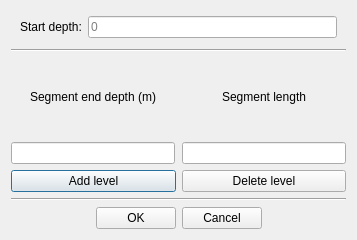
Old version of the form resources/qtdesigner_ui/bottom_profile_complex.ui in the repository MZolot/ITMS.
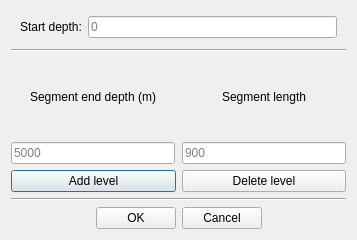
New version of the form.

Commit message: Successfully implemented complex (tilted) profile generation and koryto profile selection

The edit to the form file:
```diff
--- a/resources/qtdesigner_ui/bottom_profile_complex.ui
+++ b/resources/qtdesigner_ui/bottom_profile_complex.ui
@@ -89,7 +89,7 @@
        </size>
       </property>
       <property name="autoFillBackground">
-       <bool>false</bool>
+       <bool>true</bool>
       </property>
       <layout class="QVBoxLayout" name="scroll_area_layout">
        <property name="spacing">
@@ -181,10 +181,21 @@
           </widget>
          </item>
          <item row="2" column="0">
-          <widget class="QLineEdit" name="line_edit_depth"/>
+          <widget class="QLineEdit" name="line_edit_depth">
+           <property name="placeholderText">
+            <string>5000</string>
+           </property>
+          </widget>
          </item>
          <item row="2" column="1">
-          <widget class="QLineEdit" name="line_edit_length"/>
+          <widget class="QLineEdit" name="line_edit_length">
+           <property name="text">
+            <string/>
+           </property>
+           <property name="placeholderText">
+            <string>900</string>
+           </property>
+          </widget>
          </item>
         </layout>
        </item>
```
The commit also changes 5 other files.
